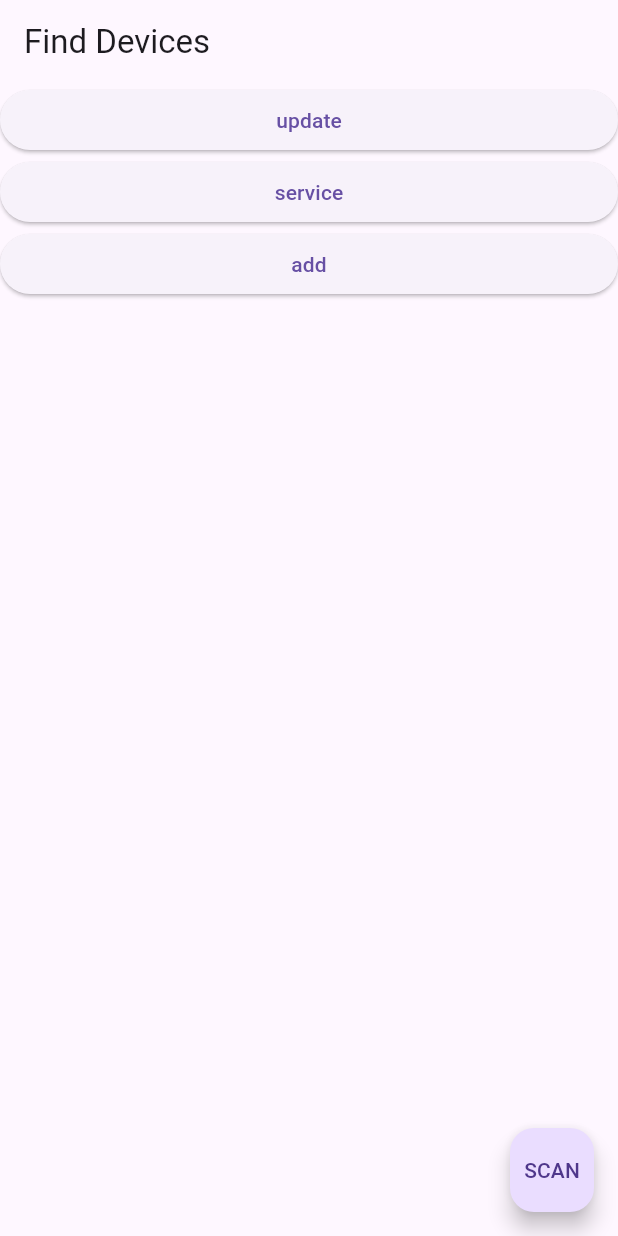
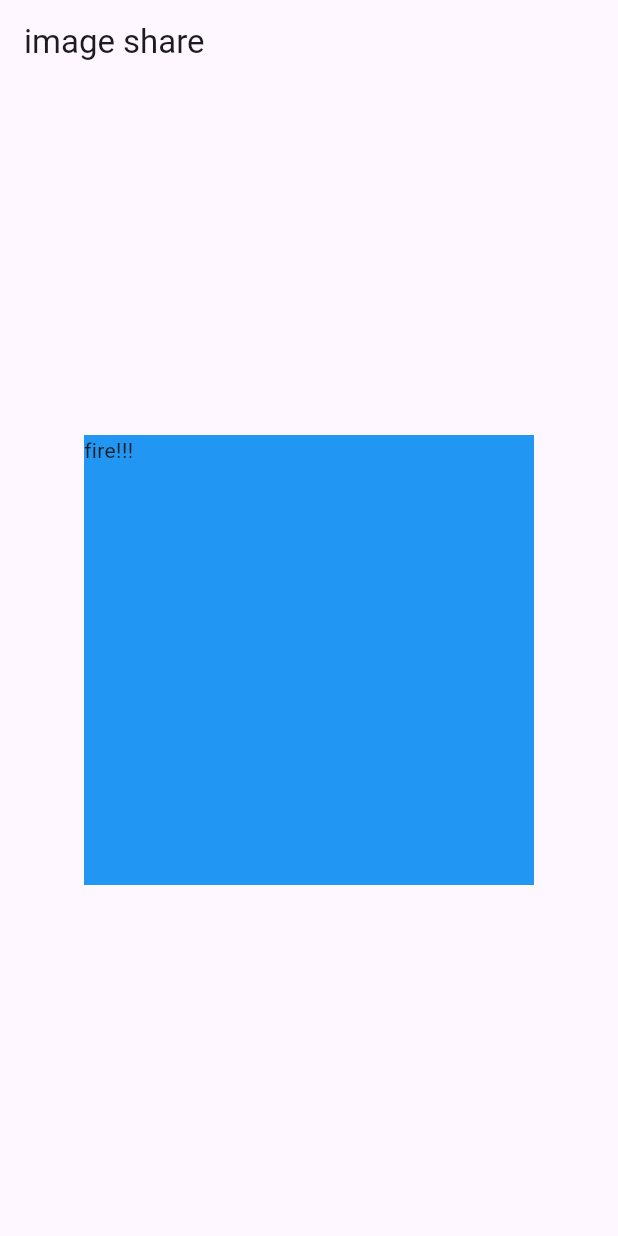
Before and after one commit to hassieeeee/WebRTC-Drop-2OS, a Flutter app: the screen it shows after launch, on a phone screen of 412 x 824 dp. Run offline on Flutter 3.47's test engine with Material 3 defaults, Android fonts, the phone set to English and light mode, and no system bars; our stand-ins replace flutter_blue_plus, permission_handler; missing offline and left inert: ble_peripheral.

Commit message:
ui考え中

```diff
--- a/lib/screens/scan_screen.dart
+++ b/lib/screens/scan_screen.dart
@@ -4,12 +4,14 @@ import 'package:flutter_blue_plus/flutter_blue_plus.dart';
 import 'package:permission_handler/permission_handler.dart';
 import 'package:flutter/foundation.dart';
 import '../utils/peripheral.dart';
-import 'device_screen.dart';
+// import 'device_screen.dart';
 import 'chat_screen.dart';
 import '../utils/snackbar.dart';
 import '../widgets/system_device_tile.dart';
 import '../widgets/scan_result_tile.dart';
 import '../utils/extra.dart';
+
+import 'textscreen.dart';
 
 class ScanScreen extends StatefulWidget {
   const ScanScreen({Key? key}) : super(key: key);
@@ -27,6 +29,12 @@ class _ScanScreenState extends State<ScanScreen> {
 
   late Peripheral peripheral;
   PermissionStatus _permissionStatus = PermissionStatus.denied;
+
+  String serviceKenkyuu = "db7e2243-3a33-4ebc-944b-1814e86a6299";
+  // String characteristicKenkyuuWrite = "6a4b3194-1a96-4af1-9630-bf39807743a1";
+  // String characteristicKenkyuuRead = "00002A18-0000-1000-8000-00805F9B34FB";
+
+  bool _datachanelState = true;
 
   @override
   void initState() {
@@ -90,7 +98,10 @@ class _ScanScreenState extends State<ScanScreen> {
       Snackbar.show(ABC.b, prettyException("System Devices Error:", e), success: false);
     }
     try {
-      await FlutterBluePlus.startScan(timeout: const Duration(seconds: 15));
+      await FlutterBluePlus.startScan(
+          withServices: [Guid(serviceKenkyuu)],
+          timeout: const Duration(seconds: 15)
+      );
     } catch (e) {
       Snackbar.show(ABC.b, prettyException("Start Scan Error:", e), success: false);
     }
@@ -156,29 +167,24 @@ class _ScanScreenState extends State<ScanScreen> {
     }
   }
 
-  List<Widget> _buildSystemDeviceTiles(BuildContext context) {
-    return _systemDevices
-        .map(
-          (d) => SystemDeviceTile(
-        device: d,
-        onOpen: () => Navigator.of(context).push(
-          MaterialPageRoute(
-            builder: (context) => DeviceScreen(device: d),
-            settings: RouteSettings(name: '/DeviceScreen'),
-          ),
-        ),
-        onConnect: () => onConnectPressed(d),
-      ),
-    )
-        .toList();
-  }
+  // List<Widget> _buildSystemDeviceTiles(BuildContext context) {
+  //   return _systemDevices
+  //       .map(
+  //         (d) => SystemDeviceTile(
+  //       device: d,
+  //       onOpen: () => Navigator.of(context).push(
+  //         MaterialPageRoute(
+  //           builder: (context) => DeviceScreen(device: d),
+  //           settings: RouteSettings(name: '/DeviceScreen'),
+  //         ),
+  //       ),
+  //       onConnect: () => onConnectPressed(d),
+  //     ),
+  //   )
+  //       .toList();
+  // }
 
   List<Widget> _buildScanResultTiles(BuildContext context) {
-
-    String serviceKenkyuu = "db7e2243-3a33-4ebc-944b-1814e86a6299";
-    // String characteristicKenkyuuWrite = "6a4b3194-1a96-4af1-9630-bf39807743a1";
-    // String characteristicKenkyuuRead = "00002A18-0000-1000-8000-00805F9B34FB";
-
 
     return _scanResults.where((element) {
       print(element);
@@ -195,8 +201,10 @@ class _ScanScreenState extends State<ScanScreen> {
 
   @override
   Widget build(BuildContext context) {
-    return ScaffoldMessenger(
-      key: Snackbar.snackBarKeyB,
+    return _datachanelState
+        ? const TextScreen()
+        : ScaffoldMessenger(
+      // key: Snackbar.snackBarKeyB,
       child: Scaffold(
         appBar: AppBar(
           title: const Text('Find Devices'),
@@ -205,11 +213,9 @@ class _ScanScreenState extends State<ScanScreen> {
             onRefresh: onRefresh,
             child: ListView(
               children: <Widget>[
-              ..._buildSystemDeviceTiles(context),
+                // ..._buildSystemDeviceTiles(context),
                 ..._buildScanResultTiles(context),
-              ElevatedButton(onPressed: _update, child: const Text('update')),
-              ElevatedButton(onPressed: _getService, child: const Text('service')),
-              ElevatedButton(onPressed: _add, child: const Text('add')),
+                // ElevatedButton(onPressed: _update, child: const Text('update')),
               ],
             ),
           ),
--- /dev/null
+++ b/lib/screens/textscreen.dart
@@ -0,0 +1,25 @@
+import 'package:flutter/material.dart';
+import 'package:flutter/widgets.dart';
+
+class TextScreen extends StatelessWidget {
+  const TextScreen({super.key});
+
+  @override
+  Widget build(BuildContext context) {
+    return Scaffold(
+      appBar: AppBar(title: const Text("image share"),),
+      body: const Center(
+          child: SizedBox(
+            height: 300,
+            width: 300,
+            child: ColoredBox(
+                color: Colors.blue,
+                child: Text("fire!!!")
+            ),
+
+          )
+      ),
+    );
+
+  }
+}
```
Also changed, not shown: 2 other files. Lines whose indentation alone changed are shown as unchanged.
